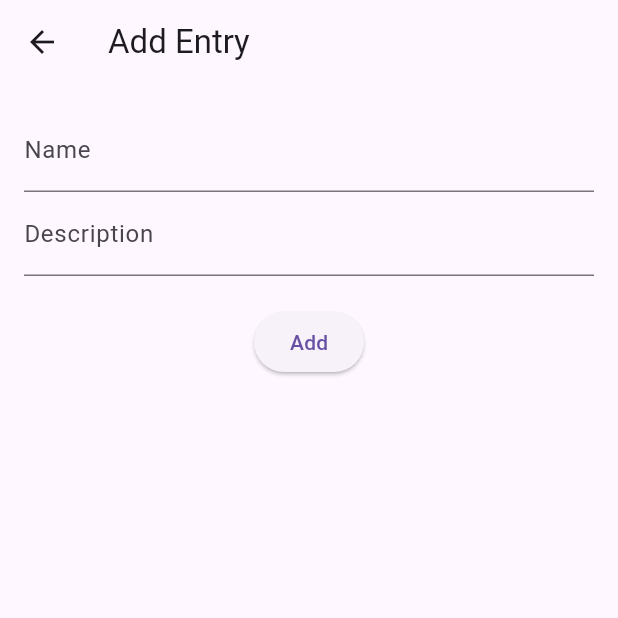
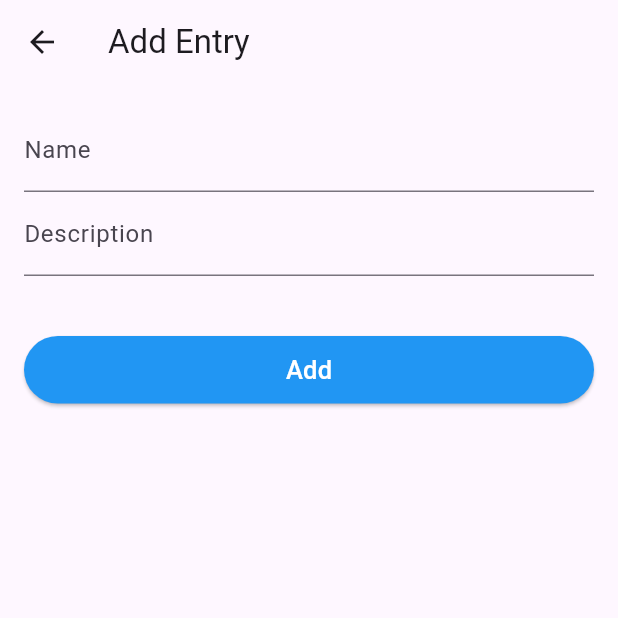
Before and after one commit to chiragbendale62/crudapp, a Flutter app: the screen it shows after launch, after a tap on the "add" icon, on a phone screen of 412 x 824 dp, the top half of it. Run offline on Flutter 3.47's test engine with Material 3 defaults, Android fonts, the phone set to English and light mode, and no system bars; our stand-ins replace equatable, flutter_bloc, sqflite; accounts and stored records are empty.

Commit message:
Code updated

```diff
--- a/lib/main.dart
+++ b/lib/main.dart
@@ -23,9 +23,11 @@ class MyApp extends StatelessWidget {
         ),
       ],
       child: MaterialApp(
+        debugShowCheckedModeBanner: false,
         title: 'CRUD App',
         theme: ThemeData(
           primarySwatch: Colors.blue,
+          useMaterial3: true,
         ),
         home: const EntryListScreen(),
       ),
--- a/lib/ui/screens/entry_form_screen.dart
+++ b/lib/ui/screens/entry_form_screen.dart
@@ -72,10 +72,21 @@ class _EntryFormScreenState extends State<EntryFormScreen> {
                 validator: (val) =>
                     val == null || val.isEmpty ? 'Please enter a description' : null,
               ),
-              const SizedBox(height: 20),
-              ElevatedButton(
-                onPressed: _submit,
-                child: Text(isEditing ? 'Update' : 'Add'),
+              const SizedBox(height: 40),
+              SizedBox(
+                height: 45,
+                width: double.infinity,
+                child: ElevatedButton(
+                  onPressed: _submit,
+                  style: ElevatedButton.styleFrom(backgroundColor: Colors.blue),
+                  child: Text(
+                    isEditing ? 'Update' : 'Add',
+                    style: const TextStyle(
+                      color: Colors.white,
+                      fontSize: 17,
+                    ),
+                  ),
+                ),
               ),
             ],
           ),
--- a/lib/ui/screens/entry_list_screen.dart
+++ b/lib/ui/screens/entry_list_screen.dart
@@ -24,7 +24,7 @@ class EntryListScreen extends StatelessWidget {
   Widget build(BuildContext context) {
     return Scaffold(
       appBar: AppBar(
-        title: const Text('Entries'),
+        title: const Text('Entries List'),
       ),
       body: BlocBuilder<EntryBloc, EntryState>(
         builder: (context, state) {
```
